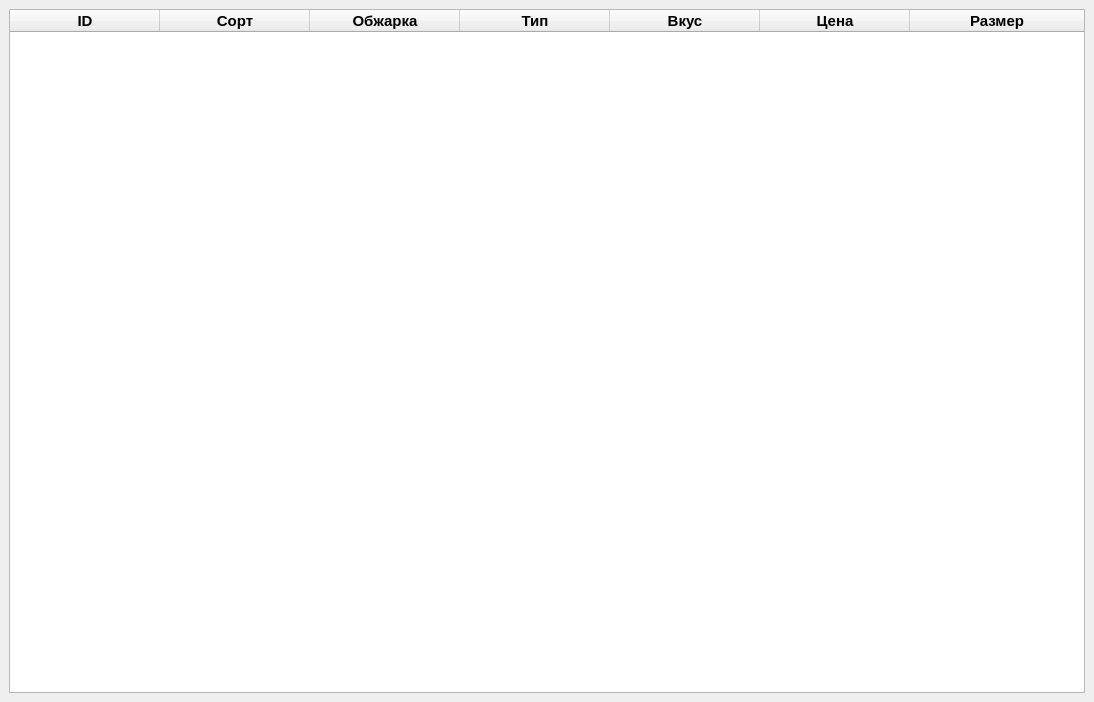
MuhaFAH/Espresso, file main.ui: the form before one commit.
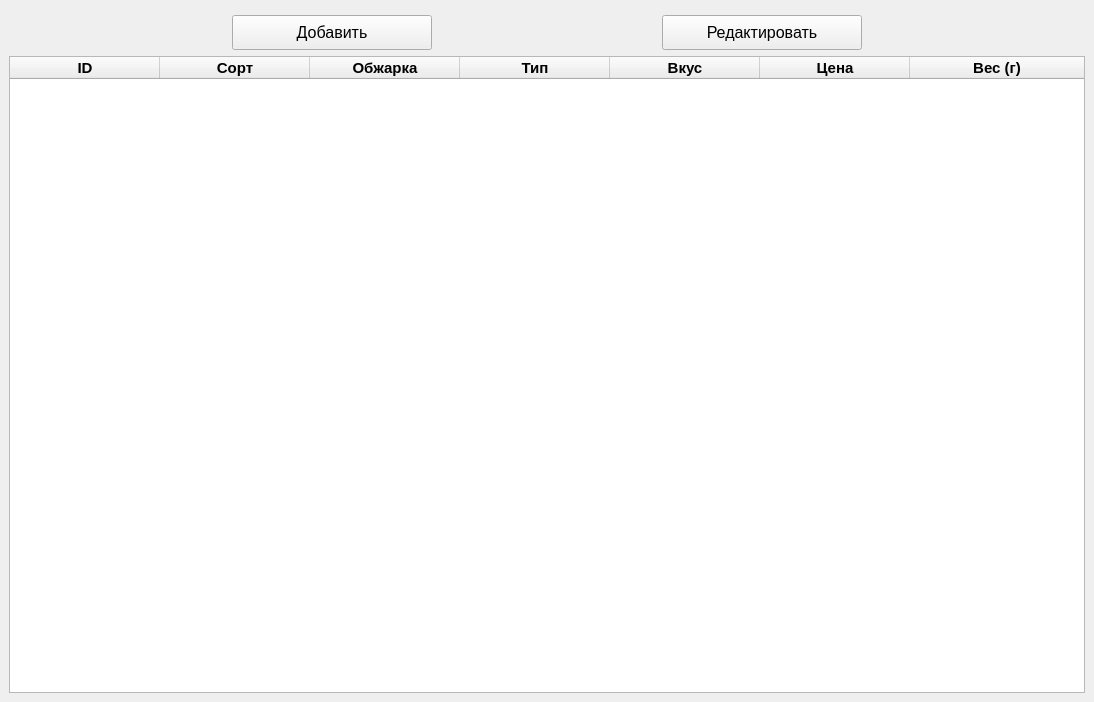
The form after the commit.

Diff of the .ui file:
```diff
--- a/main.ui
+++ b/main.ui
@@ -15,6 +15,88 @@
   </property>
   <widget class="QWidget" name="centralwidget">
    <layout class="QVBoxLayout" name="verticalLayout">
+    <property name="topMargin">
+     <number>15</number>
+    </property>
+    <item>
+     <layout class="QHBoxLayout" name="horizontalLayout">
+      <item>
+       <spacer name="horizontalSpacer">
+        <property name="orientation">
+         <enum>Qt::Horizontal</enum>
+        </property>
+        <property name="sizeHint" stdset="0">
+         <size>
+          <width>40</width>
+          <height>20</height>
+         </size>
+        </property>
+       </spacer>
+      </item>
+      <item>
+       <widget class="QPushButton" name="add_btn">
+        <property name="minimumSize">
+         <size>
+          <width>200</width>
+          <height>35</height>
+         </size>
+        </property>
+        <property name="font">
+         <font>
+          <pointsize>12</pointsize>
+         </font>
+        </property>
+        <property name="text">
+         <string>Добавить</string>
+        </property>
+       </widget>
+      </item>
+      <item>
+       <spacer name="horizontalSpacer_2">
+        <property name="orientation">
+         <enum>Qt::Horizontal</enum>
+        </property>
+        <property name="sizeHint" stdset="0">
+         <size>
+          <width>40</width>
+          <height>20</height>
+         </size>
+        </property>
+       </spacer>
+      </item>
+      <item>
+       <widget class="QPushButton" name="redact_btn">
+        <property name="minimumSize">
+         <size>
+          <width>200</width>
+          <height>35</height>
+         </size>
+        </property>
+        <property name="font">
+         <font>
+          <pointsize>12</pointsize>
+         </font>
+        </property>
+        <property name="text">
+         <string>Редактировать</string>
+        </property>
+       </widget>
+      </item>
+      <item>
+       <spacer name="horizontalSpacer_3">
+        <property name="orientation">
+         <enum>Qt::Horizontal</enum>
+        </property>
+        <property name="sizeHint" stdset="0">
+         <size>
+          <width>40</width>
+          <height>20</height>
+         </size>
+        </property>
+       </spacer>
+      </item>
+     </layout>
+    </item>
     <item>
      <widget class="QTableWidget" name="cof_list">
       <property name="font">
@@ -65,7 +147,7 @@
       </column>
       <column>
        <property name="text">
-        <string>Размер</string>
+        <string>Вес (г)</string>
        </property>
       </column>
      </widget>
```
